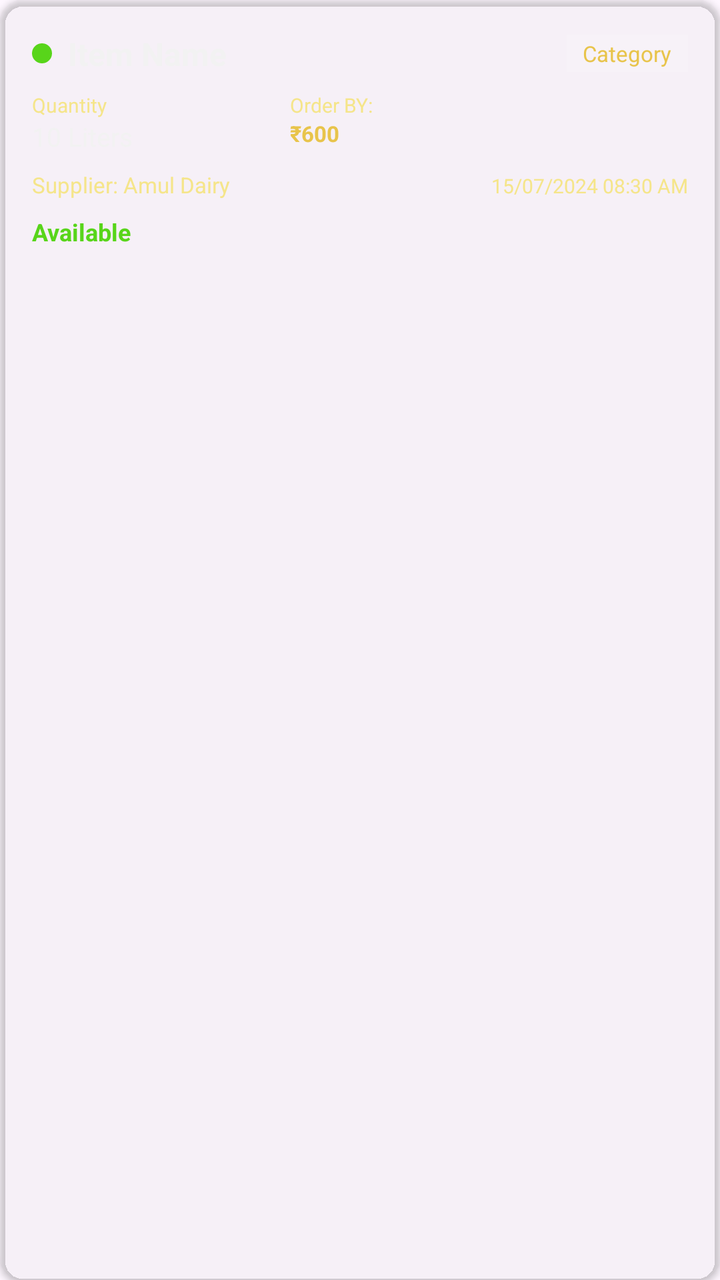
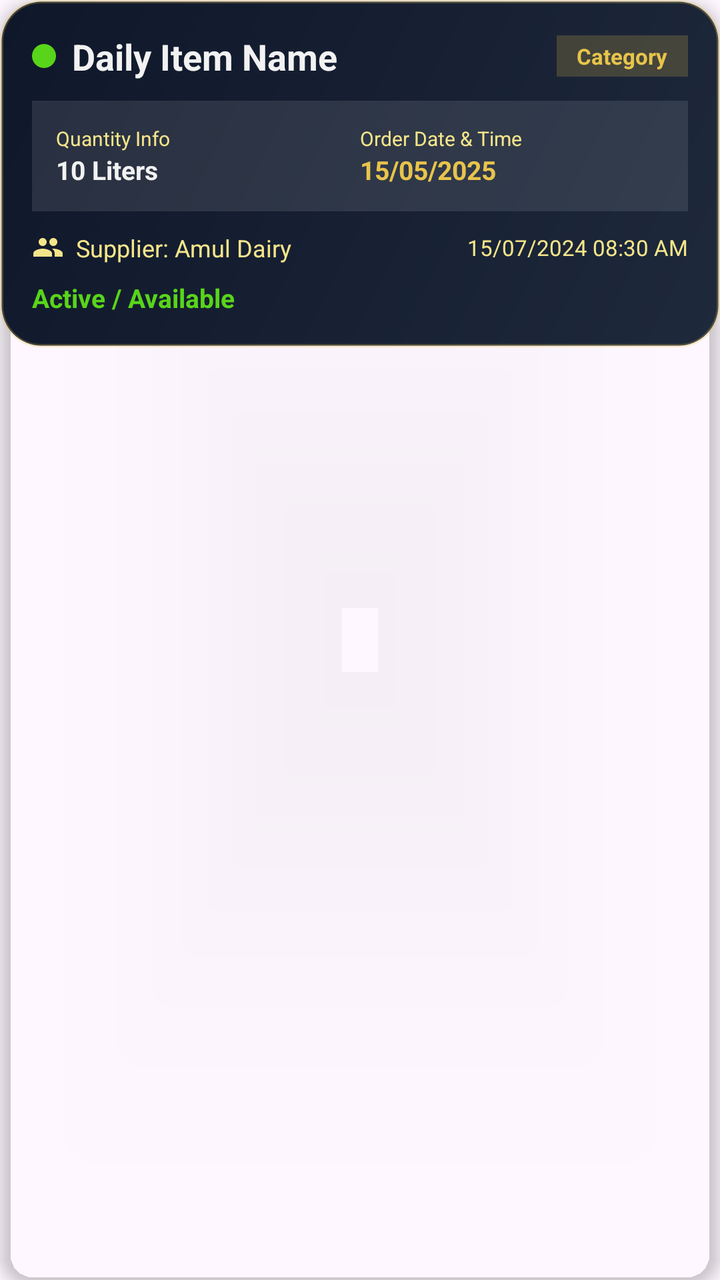

Compare the two renders of this Android layout. The source of the first and the diff that turns it into the second are given below.
<!-- AndroidManifest.xml: application theme Theme.SevaSarthi -->
<!-- res/layout/item_daily_item.xml -->
<?xml version="1.0" encoding="utf-8"?>
<androidx.cardview.widget.CardView xmlns:android="http://schemas.android.com/apk/res/android"
    xmlns:app="http://schemas.android.com/apk/res-auto"
    android:id="@+id/cardView"
    android:layout_width="match_parent"
    android:layout_height="wrap_content"
    android:layout_marginBottom="12dp"
    app:cardBackgroundColor="#1AFFFFFF"
    app:cardCornerRadius="12dp"
    app:cardElevation="2dp">

    <LinearLayout
        android:layout_width="match_parent"
        android:layout_height="wrap_content"
        android:orientation="vertical"
        android:padding="16dp">

        
        <LinearLayout
            android:layout_width="match_parent"
            android:layout_height="wrap_content"
            android:gravity="center_vertical"
            android:orientation="horizontal">

            <ImageView
                android:id="@+id/ivStatus"
                android:layout_width="10dp"
                android:layout_height="10dp"
                android:layout_marginEnd="8dp"
                android:src="@drawable/circle_shape_green" />

            <TextView
                android:id="@+id/tvItemName"
                android:layout_width="0dp"
                android:layout_height="wrap_content"
                android:layout_weight="1"
                android:text="Item Name"
                android:textColor="@color/logo_white"
                android:textSize="16sp"
                android:textStyle="bold" />

            <TextView
                android:id="@+id/tvCategory"
                android:layout_width="wrap_content"
                android:layout_height="wrap_content"
                android:background="#1AFFFFFF"
                android:paddingHorizontal="8dp"
                android:paddingVertical="2dp"
                android:text="Category"
                android:textColor="@color/logo_gold"
                android:textSize="11sp"
                app:cornerRadius="8dp" />
        </LinearLayout>

        
        <LinearLayout
            android:layout_width="match_parent"
            android:layout_height="wrap_content"
            android:layout_marginTop="8dp"
            android:orientation="horizontal"
            android:weightSum="3">

            <LinearLayout
                android:layout_width="wrap_content"
                android:layout_height="wrap_content"
                android:layout_weight="1"
                android:orientation="vertical">

                <TextView
                    android:layout_width="wrap_content"
                    android:layout_height="wrap_content"
                    android:text="Quantity"
                    android:textColor="@color/logo_gold_light"
                    android:textSize="10sp" />

                <TextView
                    android:id="@+id/tvQuantity"
                    android:layout_width="wrap_content"
                    android:layout_height="wrap_content"
                    android:text="10 Liters"
                    android:textColor="@color/logo_white"
                    android:textSize="13sp" />
            </LinearLayout>

            <LinearLayout
                android:layout_width="wrap_content"
                android:layout_height="wrap_content"
                android:layout_weight="1"
                android:orientation="vertical">

                <TextView
                    android:layout_width="wrap_content"
                    android:layout_height="wrap_content"
                    android:text="Order BY:"
                    android:textColor="@color/logo_gold_light"
                    android:textSize="10sp" />

                <TextView
                    android:id="@+id/tvTotal"
                    android:layout_width="wrap_content"
                    android:layout_height="wrap_content"
                    android:text="₹600"
                    android:textColor="@color/logo_gold"
                    android:textSize="11sp"
                    android:textStyle="bold" />
            </LinearLayout>
        </LinearLayout>

        
        <LinearLayout
            android:layout_width="match_parent"
            android:layout_height="wrap_content"
            android:layout_marginTop="8dp"
            android:orientation="horizontal">

            <TextView
                android:id="@+id/tvSupplier"
                android:layout_width="0dp"
                android:layout_height="wrap_content"
                android:layout_weight="1"
                android:text="Supplier: Amul Dairy"
                android:textColor="@color/logo_gold_light"
                android:textSize="11sp" />

            <TextView
                android:id="@+id/tvDate"
                android:layout_width="wrap_content"
                android:layout_height="wrap_content"
                android:text="15/07/2024 08:30 AM"
                android:textColor="@color/logo_gold_light"
                android:textSize="10sp" />
        </LinearLayout>

        
        <LinearLayout
            android:layout_width="match_parent"
            android:layout_height="wrap_content"
            android:layout_marginTop="8dp"
            android:orientation="horizontal">

            <TextView
                android:id="@+id/tvStatus"
                android:layout_width="0dp"
                android:layout_height="wrap_content"
                android:layout_weight="1"
                android:text="Available"
                android:textColor="@color/logo_green"
                android:textSize="12sp"
                android:textStyle="bold" />

            <ImageView
                android:id="@+id/ivDelete"
                android:layout_width="24dp"
                android:layout_height="24dp"
                android:padding="4dp"
                android:src="@drawable/ic_delete"
                android:visibility="gone"
                app:tint="@color/logo_orange" />
        </LinearLayout>

    </LinearLayout>
</androidx.cardview.widget.CardView>
<!-- resources referenced by this layout -->
<resources>
  <color name="logo_gold">#E8C44B</color>
  <color name="logo_gold_light">#F5E58A</color>
  <color name="logo_green">#58D51A</color>
  <color name="logo_orange">#F48A11</color>
  <color name="logo_white">#F2F2F2</color>
  <!-- drawable circle_shape_green (drawable) -->
  <?xml version="1.0" encoding="utf-8"?>
  <shape xmlns:android="http://schemas.android.com/apk/res/android"
      android:shape="oval">
      <solid android:color="@color/logo_green" />
  </shape>
  <!-- drawable ic_delete (drawable) -->
  <?xml version="1.0" encoding="utf-8"?>
  <vector xmlns:android="http://schemas.android.com/apk/res/android"
      android:width="24dp"
      android:height="24dp"
      android:viewportWidth="24"
      android:viewportHeight="24">
      <path
          android:fillColor="#F2F2F2"
          android:pathData="M6,19c0,1.1 0.9,2 2,2h8c1.1,0 2,-0.9 2,-2V7H6v12zM19,4h-3.5l-1,-1h-5l-1,1H5v2h14V4z"/>
  </vector>
  <style name="Theme.SevaSarthi" parent="Theme.Material3.DayNight.NoActionBar">
          <item name="colorPrimary">@color/logo_dark_blue</item>
          <item name="colorOnPrimary">@color/logo_white</item>
          <item name="colorSecondary">@color/logo_orange</item>
          <item name="colorOnSecondary">@color/logo_dark_blue</item>
          <item name="android:statusBarColor">@color/logo_dark_blue</item>
          <item name="android:navigationBarColor">@color/logo_dark_blue</item>
          <item name="android:windowAnimationStyle">@style/WindowAnimationTransition</item>
      </style>
  <color name="logo_dark_blue">#00093A</color>
  <style name="WindowAnimationTransition">
          <item name="android:activityOpenEnterAnimation">@anim/slide_in_right</item>
          <item name="android:activityOpenExitAnimation">@anim/slide_out_left</item>
          <item name="android:activityCloseEnterAnimation">@anim/slide_in_left</item>
          <item name="android:activityCloseExitAnimation">@anim/slide_out_right</item>
      </style>
</resources>

<!-- the commit's change to res/layout/item_daily_item.xml (unified diff, before → after) -->
@@ -4,14 +4,16 @@
     android:id="@+id/cardView"
     android:layout_width="match_parent"
     android:layout_height="wrap_content"
-    android:layout_marginBottom="12dp"
-    app:cardBackgroundColor="#1AFFFFFF"
-    app:cardCornerRadius="12dp"
-    app:cardElevation="2dp">
+    android:layout_marginBottom="14dp"
+    android:foreground="?attr/selectableItemBackground"
+    app:cardBackgroundColor="@android:color/transparent"
+    app:cardCornerRadius="18dp"
+    app:cardElevation="4dp">
 
     <LinearLayout
         android:layout_width="match_parent"
         android:layout_height="wrap_content"
+        android:background="@drawable/card_bg_founder_header"
         android:orientation="vertical"
         android:padding="16dp">
 
@@ -24,8 +26,8 @@
 
             <ImageView
                 android:id="@+id/ivStatus"
-                android:layout_width="10dp"
-                android:layout_height="10dp"
+                android:layout_width="12dp"
+                android:layout_height="12dp"
                 android:layout_marginEnd="8dp"
                 android:src="@drawable/circle_shape_green" />
 
@@ -34,34 +36,37 @@
                 android:layout_width="0dp"
                 android:layout_height="wrap_content"
                 android:layout_weight="1"
-                android:text="Item Name"
+                android:ellipsize="end"
+                android:maxLines="1"
+                android:text="Daily Item Name"
                 android:textColor="@color/logo_white"
-                android:textSize="16sp"
+                android:textSize="18sp"
                 android:textStyle="bold" />
 
             <TextView
                 android:id="@+id/tvCategory"
                 android:layout_width="wrap_content"
                 android:layout_height="wrap_content"
-                android:background="#1AFFFFFF"
-                android:paddingHorizontal="8dp"
-                android:paddingVertical="2dp"
+                android:background="#33E8C44B"
+                android:paddingHorizontal="10dp"
+                android:paddingVertical="3dp"
                 android:text="Category"
                 android:textColor="@color/logo_gold"
                 android:textSize="11sp"
-                app:cornerRadius="8dp" />
+                android:textStyle="bold" />
         </LinearLayout>
 
         
         <LinearLayout
             android:layout_width="match_parent"
             android:layout_height="wrap_content"
-            android:layout_marginTop="8dp"
+            android:layout_marginTop="10dp"
+            android:background="#1AFFFFFF"
             android:orientation="horizontal"
-            android:weightSum="3">
+            android:padding="12dp">
 
             <LinearLayout
-                android:layout_width="wrap_content"
+                android:layout_width="0dp"
                 android:layout_height="wrap_content"
                 android:layout_weight="1"
                 android:orientation="vertical">
@@ -69,7 +74,7 @@
                 <TextView
                     android:layout_width="wrap_content"
                     android:layout_height="wrap_content"
-                    android:text="Quantity"
+                    android:text="Quantity Info"
                     android:textColor="@color/logo_gold_light"
                     android:textSize="10sp" />
 
@@ -79,11 +84,12 @@
                     android:layout_height="wrap_content"
                     android:text="10 Liters"
                     android:textColor="@color/logo_white"
-                    android:textSize="13sp" />
+                    android:textSize="13sp"
+                    android:textStyle="bold" />
             </LinearLayout>
 
             <LinearLayout
-                android:layout_width="wrap_content"
+                android:layout_width="0dp"
                 android:layout_height="wrap_content"
                 android:layout_weight="1"
                 android:orientation="vertical">
@@ -91,7 +97,7 @@
                 <TextView
                     android:layout_width="wrap_content"
                     android:layout_height="wrap_content"
-                    android:text="Order BY:"
+                    android:text="Order Date &amp; Time"
                     android:textColor="@color/logo_gold_light"
                     android:textSize="10sp" />
 
@@ -99,9 +105,9 @@
                     android:id="@+id/tvTotal"
                     android:layout_width="wrap_content"
                     android:layout_height="wrap_content"
-                    android:text="₹600"
+                    android:text="15/05/2025"
                     android:textColor="@color/logo_gold"
-                    android:textSize="11sp"
+                    android:textSize="13sp"
                     android:textStyle="bold" />
             </LinearLayout>
         </LinearLayout>
@@ -110,17 +116,27 @@
         <LinearLayout
             android:layout_width="match_parent"
             android:layout_height="wrap_content"
-            android:layout_marginTop="8dp"
+            android:layout_marginTop="10dp"
+            android:gravity="center_vertical"
             android:orientation="horizontal">
+
+            <ImageView
+                android:layout_width="16dp"
+                android:layout_height="16dp"
+                android:layout_marginEnd="6dp"
+                android:src="@drawable/ic_workers"
+                app:tint="@color/logo_gold_light" />
 
             <TextView
                 android:id="@+id/tvSupplier"
                 android:layout_width="0dp"
                 android:layout_height="wrap_content"
                 android:layout_weight="1"
+                android:ellipsize="end"
+                android:maxLines="1"
                 android:text="Supplier: Amul Dairy"
                 android:textColor="@color/logo_gold_light"
-                android:textSize="11sp" />
+                android:textSize="12sp" />
 
             <TextView
                 android:id="@+id/tvDate"
@@ -128,7 +144,7 @@
                 android:layout_height="wrap_content"
                 android:text="15/07/2024 08:30 AM"
                 android:textColor="@color/logo_gold_light"
-                android:textSize="10sp" />
+                android:textSize="11sp" />
         </LinearLayout>
 
         
@@ -136,6 +152,7 @@
             android:layout_width="match_parent"
             android:layout_height="wrap_content"
             android:layout_marginTop="8dp"
+            android:gravity="center_vertical"
             android:orientation="horizontal">
 
             <TextView
@@ -143,15 +160,15 @@
                 android:layout_width="0dp"
                 android:layout_height="wrap_content"
                 android:layout_weight="1"
-                android:text="Available"
+                android:text="Active / Available"
                 android:textColor="@color/logo_green"
-                android:textSize="12sp"
+                android:textSize="13sp"
                 android:textStyle="bold" />
 
             <ImageView
                 android:id="@+id/ivDelete"
-                android:layout_width="24dp"
-                android:layout_height="24dp"
+                android:layout_width="28dp"
+                android:layout_height="28dp"
                 android:padding="4dp"
                 android:src="@drawable/ic_delete"
                 android:visibility="gone"
<!-- resource entries referenced after the edit -->
@@ -5,6 +5,20 @@
   <color name="logo_green">#58D51A</color>
   <color name="logo_orange">#F48A11</color>
   <color name="logo_white">#F2F2F2</color>
+  <!-- drawable card_bg_founder_header (drawable) -->
+  <?xml version="1.0" encoding="utf-8"?>
+  <shape xmlns:android="http://schemas.android.com/apk/res/android"
+      android:shape="rectangle">
+      <gradient
+          android:angle="135"
+          android:endColor="#0F172A"
+          android:startColor="#1E293B"
+          android:type="linear" />
+      <corners android:radius="20dp" />
+      <stroke
+          android:width="1.5dp"
+          android:color="#40E8C44B" />
+  </shape>
   <!-- drawable circle_shape_green (drawable) -->
   <?xml version="1.0" encoding="utf-8"?>
   <shape xmlns:android="http://schemas.android.com/apk/res/android"
@@ -22,6 +36,17 @@
           android:fillColor="#F2F2F2"
           android:pathData="M6,19c0,1.1 0.9,2 2,2h8c1.1,0 2,-0.9 2,-2V7H6v12zM19,4h-3.5l-1,-1h-5l-1,1H5v2h14V4z"/>
   </vector>
+  <!-- drawable ic_workers (drawable) -->
+  <?xml version="1.0" encoding="utf-8"?>
+  <vector xmlns:android="http://schemas.android.com/apk/res/android"
+      android:width="24dp"
+      android:height="24dp"
+      android:viewportWidth="24"
+      android:viewportHeight="24">
+      <path
+          android:fillColor="#F2F2F2"
+          android:pathData="M16,11c1.66,0 2.99,-1.34 2.99,-3S17.66,5 16,5c-1.66,0 -3,1.34 -3,3s1.34,3 3,3zM8,11c1.66,0 2.99,-1.34 2.99,-3S9.66,5 8,5C6.34,5 5,6.34 5,8s1.34,3 3,3zM8,13c-2.33,0 -7,1.17 -7,3.5L1,19h14v-2.5c0,-2.33 -4.67,-3.5 -7,-3.5zM16,13c-0.29,0 -0.62,0.02 -1,0.05 1.16,0.84 2,1.87 2,3.45L17,19h6v-2.5c0,-2.33 -4.67,-3.5 -7,-3.5z"/>
+  </vector>
   <style name="Theme.SevaSarthi" parent="Theme.Material3.DayNight.NoActionBar">
           <item name="colorPrimary">@color/logo_dark_blue</item>
           <item name="colorOnPrimary">@color/logo_white</item>
@@ -29,6 +54,7 @@
           <item name="colorOnSecondary">@color/logo_dark_blue</item>
           <item name="android:statusBarColor">@color/logo_dark_blue</item>
           <item name="android:navigationBarColor">@color/logo_dark_blue</item>
+          <item name="android:windowLightStatusBar">false</item>
           <item name="android:windowAnimationStyle">@style/WindowAnimationTransition</item>
       </style>
   <color name="logo_dark_blue">#00093A</color>
